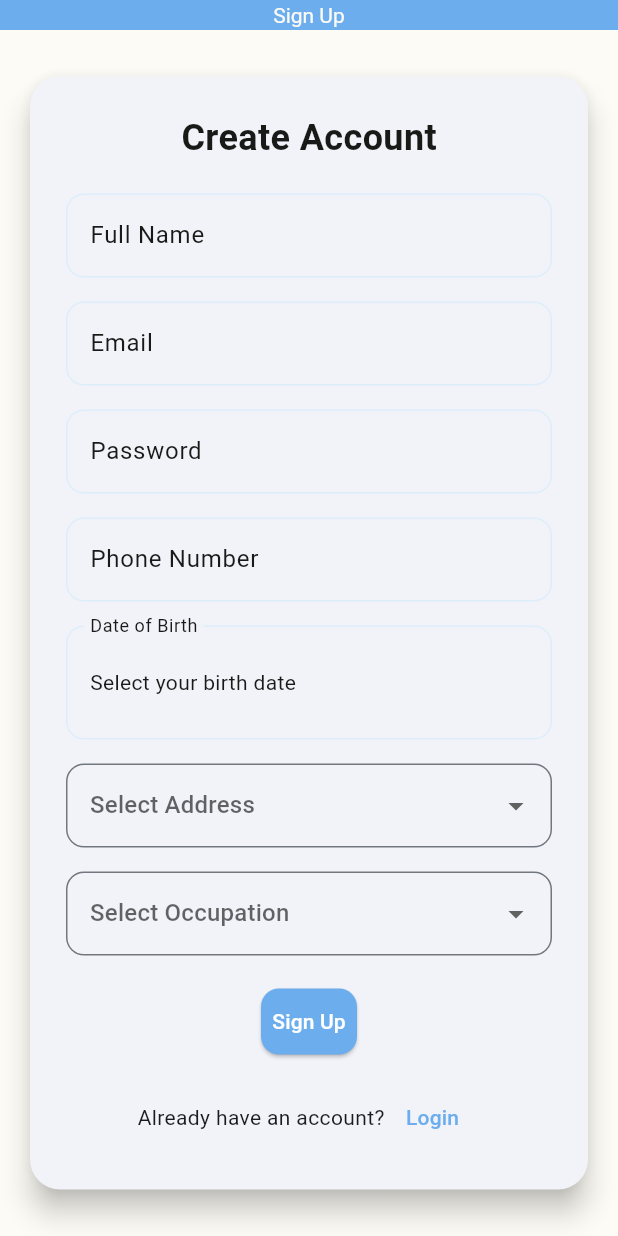
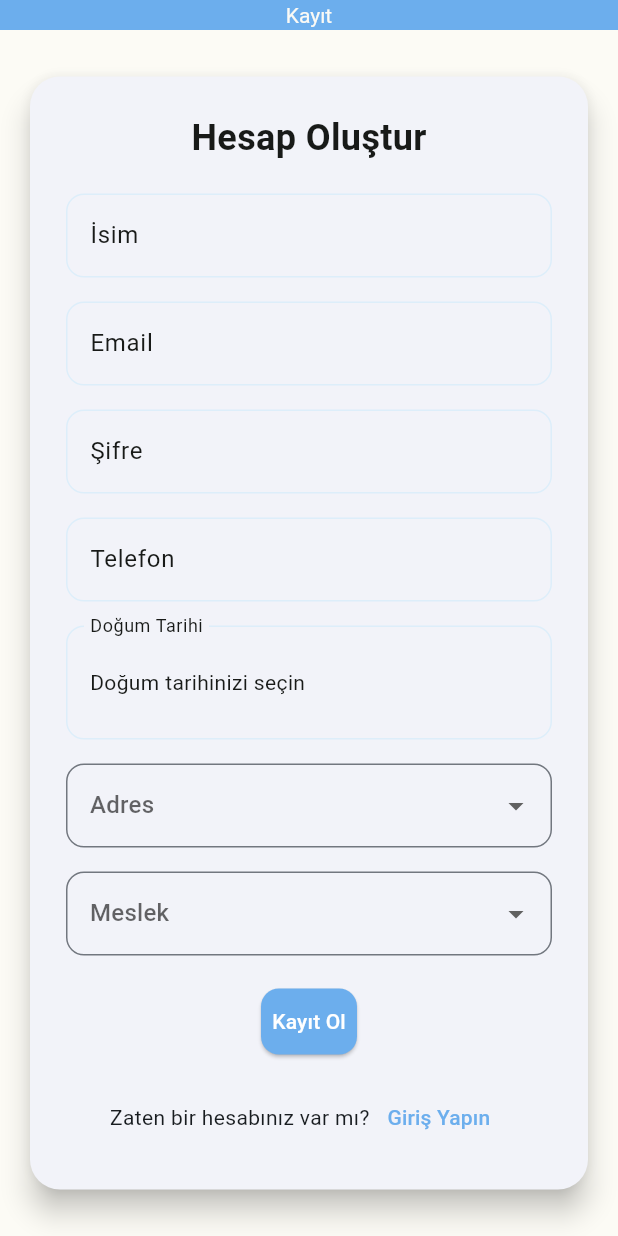
Before and after one commit to betbies/teknik, a Flutter app: the SignupPage screen opened directly, on a phone screen of 412 x 824 dp. Run offline on Flutter 3.47's test engine with Material 3 defaults, Android fonts, the phone set to English and light mode, and no system bars; our stand-ins replace cloud_firestore, curved_navigation_bar, firebase_auth, firebase_core, google_fonts; missing offline and left inert: mobile_scanner; accounts and stored records are empty.

Commit message:
Değişiklik mesajı

```diff
--- a/lib/auth/login.dart
+++ b/lib/auth/login.dart
@@ -29,7 +29,7 @@ class _LoginPageState extends State<LoginPage> {
       );
     } on FirebaseAuthException catch (e) {
       setState(() {
-        _errorMessage = e.message ?? 'An error occurred. Please try again.';
+        _errorMessage = e.message ?? 'Bir hata oluştu. Lütfen tekrar deneyin.';
       });
     }
   }
@@ -41,7 +41,7 @@ class _LoginPageState extends State<LoginPage> {
       appBar: AppBar(
         automaticallyImplyLeading: false, // Geri tuşunu kaldırır
         backgroundColor: const Color(0xFF6CAEED),
-        title: const Text('Login', style: TextStyle(color: Color(0xFFFBFAF5))),
+        title: const Text('Giriş', style: TextStyle(color: Color(0xFFFBFAF5))),
         centerTitle: true,
       ),
       body: Center(
@@ -58,7 +58,7 @@ class _LoginPageState extends State<LoginPage> {
                 mainAxisSize: MainAxisSize.min,
                 children: [
                   const Text(
-                    'Welcome Back!',
+                    'Tekrar Hoşgeldiniz!',
                     style: TextStyle(
                       fontSize: 24,
                       fontWeight: FontWeight.bold,
@@ -90,7 +90,7 @@ class _LoginPageState extends State<LoginPage> {
                     controller: _passwordController,
                     obscureText: true,
                     decoration: InputDecoration(
-                      labelText: 'Password',
+                      labelText: 'Şifre',
                       labelStyle: const TextStyle(color: Color(0xFF181A18)),
                       border: OutlineInputBorder(
                         borderRadius: BorderRadius.circular(12),
@@ -125,7 +125,7 @@ class _LoginPageState extends State<LoginPage> {
                         ),
                       ),
                       child: const Text(
-                        'Login',
+                        'Giriş',
                         style: TextStyle(
                           color: Color(0xFFFBFAF5),
                           fontSize: 16,
@@ -145,7 +145,7 @@ class _LoginPageState extends State<LoginPage> {
                       );
                     },
                     child: const Text(
-                      "Don't have an account? Sign Up",
+                      "Hesabınız yok mu? Üye ol.",
                       style: TextStyle(
                         color: Color(0xFF6CAEED),
                         fontSize: 14,
--- a/lib/auth/signup.dart
+++ b/lib/auth/signup.dart
@@ -53,7 +53,7 @@ class _SignupPageState extends State<SignupPage> {
 
       // Kayıt başarılı olunca bildirim göster
       ScaffoldMessenger.of(context).showSnackBar(
-        SnackBar(content: Text('Registration successful!')),
+        SnackBar(content: Text('Kayıt başarılı!')),
       );
 
       // Kayıt başarılı olunca giriş sayfasına yönlendir
@@ -95,8 +95,7 @@ class _SignupPageState extends State<SignupPage> {
       appBar: AppBar(
         automaticallyImplyLeading: false,
         backgroundColor: const Color(0xFF6CAEED),
-        title:
-            const Text('Sign Up', style: TextStyle(color: Color(0xFFFBFAF5))),
+        title: const Text('Kayıt', style: TextStyle(color: Color(0xFFFBFAF5))),
         centerTitle: true,
       ),
       body: Center(
@@ -113,7 +112,7 @@ class _SignupPageState extends State<SignupPage> {
                 mainAxisSize: MainAxisSize.min,
                 children: [
                   const Text(
-                    'Create Account',
+                    'Hesap Oluştur',
                     style: TextStyle(
                       fontSize: 24,
                       fontWeight: FontWeight.bold,
@@ -124,7 +123,7 @@ class _SignupPageState extends State<SignupPage> {
                   TextField(
                     controller: _nameController,
                     decoration: const InputDecoration(
-                      labelText: 'Full Name',
+                      labelText: 'İsim',
                       labelStyle: TextStyle(color: Color(0xFF181A18)),
                       border: OutlineInputBorder(
                         borderRadius: BorderRadius.all(Radius.circular(12)),
@@ -163,7 +162,7 @@ class _SignupPageState extends State<SignupPage> {
                     controller: _passwordController,
                     obscureText: true,
                     decoration: const InputDecoration(
-                      labelText: 'Password',
+                      labelText: 'Şifre',
                       labelStyle: TextStyle(color: Color(0xFF181A18)),
                       border: OutlineInputBorder(
                         borderRadius: BorderRadius.all(Radius.circular(12)),
@@ -183,7 +182,7 @@ class _SignupPageState extends State<SignupPage> {
                     controller:
                         _phoneController, // Telefon numarası için TextField
                     decoration: const InputDecoration(
-                      labelText: 'Phone Number',
+                      labelText: 'Telefon',
                       labelStyle: TextStyle(color: Color(0xFF181A18)),
                       border: OutlineInputBorder(
                         borderRadius: BorderRadius.all(Radius.circular(12)),
@@ -204,7 +203,7 @@ class _SignupPageState extends State<SignupPage> {
                     onTap: () => _selectDate(context),
                     child: InputDecorator(
                       decoration: const InputDecoration(
-                        labelText: 'Date of Birth',
+                        labelText: 'Doğum Tarihi',
                         labelStyle: TextStyle(color: Color(0xFF181A18)),
                         border: OutlineInputBorder(
                           borderRadius: BorderRadius.all(Radius.circular(12)),
@@ -221,7 +220,7 @@ class _SignupPageState extends State<SignupPage> {
                       child: Padding(
                         padding: const EdgeInsets.symmetric(vertical: 12.0),
                         child: Text(
-                          _selectedDob ?? 'Select your birth date',
+                          _selectedDob ?? 'Doğum tarihinizi seçin',
                           style: const TextStyle(color: Color(0xFF181A18)),
                         ),
                       ),
@@ -231,7 +230,7 @@ class _SignupPageState extends State<SignupPage> {
                   // Adres Seçimi DropdownButton
                   DropdownButtonFormField<String>(
                     value: _selectedAddress,
-                    hint: const Text('Select Address'),
+                    hint: const Text('Adres'),
                     items: [
                       'AQI Pegasos Resort Hotel',
                       'AQI Pegasos Royal Hotel',
@@ -258,7 +257,7 @@ class _SignupPageState extends State<SignupPage> {
                   // Meslek Seçimi DropdownButton
                   DropdownButtonFormField<String>(
                     value: _selectedOccupation,
-                    hint: const Text('Select Occupation'),
+                    hint: const Text('Meslek'),
                     items: [
                       'Elektrikçi',
                       'Tesisatçı',
@@ -295,7 +294,7 @@ class _SignupPageState extends State<SignupPage> {
                                 AlwaysStoppedAnimation<Color>(Colors.white),
                           )
                         : const Text(
-                            'Sign Up',
+                            'Kayıt Ol',
                             style: TextStyle(
                                 color:
                                     Colors.white), // Yazı rengini beyaz yapıldı
@@ -314,7 +313,7 @@ class _SignupPageState extends State<SignupPage> {
                   Row(
                     mainAxisAlignment: MainAxisAlignment.center,
                     children: [
-                      const Text('Already have an account?'),
+                      const Text('Zaten bir hesabınız var mı?'),
                       TextButton(
                         onPressed: () {
                           Navigator.pushReplacement(
@@ -323,7 +322,7 @@ class _SignupPageState extends State<SignupPage> {
                                 builder: (context) => const LoginPage()),
                           );
                         },
-                        child: const Text('Login'),
+                        child: const Text('Giriş Yapın'),
                       ),
                     ],
                   ),
```
